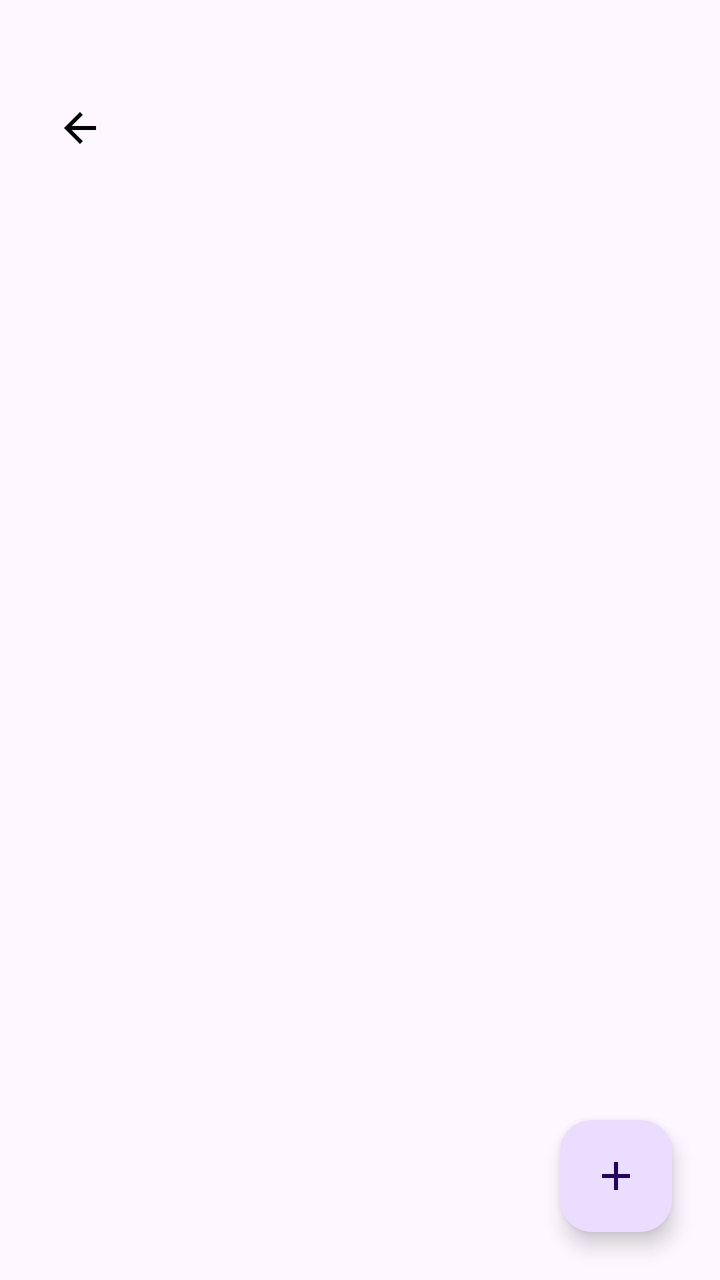
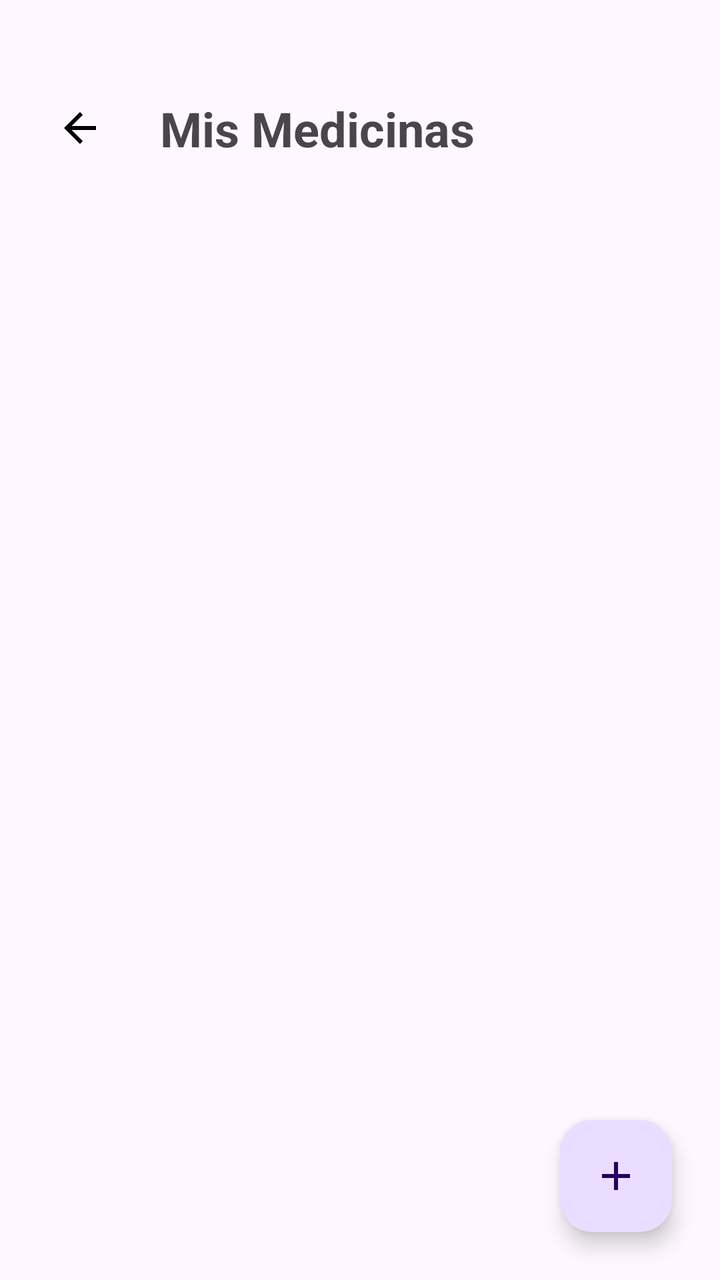

An Android layout rendered at two revisions. The XML below is the earlier revision; the diff shows what the commit changed to produce the second picture.
<!-- AndroidManifest.xml: application theme Theme.PracticaFinal -->
<!-- res/layout/activity_main.xml -->
<?xml version="1.0" encoding="utf-8"?>
<androidx.constraintlayout.widget.ConstraintLayout xmlns:android="http://schemas.android.com/apk/res/android"
    xmlns:app="http://schemas.android.com/apk/res-auto"
    xmlns:tools="http://schemas.android.com/tools"
    android:layout_width="match_parent"
    android:layout_height="match_parent"
    android:background="?attr/colorSurface"
    tools:context=".MainActivity">

    <ImageButton
        android:id="@+id/btnBack"
        android:layout_width="48dp"
        android:layout_height="48dp"
        android:layout_marginStart="16dp"
        android:layout_marginTop="40dp"
        android:background="?attr/selectableItemBackgroundBorderless"
        android:contentDescription="Volver"
        android:src="@drawable/ic_arrow_back"
        app:layout_constraintStart_toStartOf="parent"
        app:layout_constraintTop_toTopOf="parent"
        app:tint="#000000" />

    <androidx.recyclerview.widget.RecyclerView
        android:id="@+id/rvMedicinas"
        android:layout_width="match_parent"
        android:layout_height="0dp"
        android:layout_marginTop="16dp"
        android:clipToPadding="false"
        android:paddingTop="16dp"
        android:paddingBottom="100dp"
        app:layout_constraintBottom_toBottomOf="parent"
        app:layout_constraintTop_toBottomOf="@id/btnBack" />

    <com.google.android.material.floatingactionbutton.FloatingActionButton
        android:id="@+id/fabAgregar"
        android:layout_width="wrap_content"
        android:layout_height="wrap_content"
        android:layout_margin="24dp"
        android:contentDescription="Añadir medicina"
        android:src="@drawable/ic_add"
        app:backgroundTint="?attr/colorPrimaryContainer"
        app:tint="?attr/colorOnPrimaryContainer"
        app:layout_constraintBottom_toBottomOf="parent"
        app:layout_constraintEnd_toEndOf="parent" />

    <com.google.android.material.card.MaterialCardView
        android:id="@+id/bottomActionPanel"
        style="@style/Widget.Material3.CardView.Filled"
        android:layout_width="match_parent"
        android:layout_height="wrap_content"
        android:visibility="gone"
        app:cardElevation="16dp"
        app:cardCornerRadius="0dp"
        app:layout_constraintBottom_toBottomOf="parent">

        <LinearLayout
            android:layout_width="match_parent"
            android:layout_height="wrap_content"
            android:gravity="center"
            android:orientation="horizontal"
            android:paddingVertical="12dp">

            <com.google.android.material.button.MaterialButton
                android:id="@+id/btnEditar"
                style="@style/Widget.Material3.Button.TonalButton"
                android:layout_width="wrap_content"
                android:layout_height="wrap_content"
                android:layout_marginEnd="16dp"
                android:text="Editar"
                app:icon="@android:drawable/ic_menu_edit" />

            <com.google.android.material.button.MaterialButton
                android:id="@+id/btnBorrar"
                style="@style/Widget.Material3.Button"
                android:layout_width="wrap_content"
                android:layout_height="wrap_content"
                android:layout_marginStart="16dp"
                android:text="Borrar"
                app:backgroundTint="?attr/colorError"
                app:icon="@android:drawable/ic_menu_delete" />

        </LinearLayout>
    </com.google.android.material.card.MaterialCardView>

</androidx.constraintlayout.widget.ConstraintLayout>
<!-- resources referenced by this layout -->
<resources>
  <!-- drawable ic_add (drawable) -->
  <vector xmlns:android="http://schemas.android.com/apk/res/android"
      android:width="24dp"
      android:height="24dp"
      android:viewportWidth="24"
      android:viewportHeight="24"
      android:tint="#FFFFFF">
    <path
        android:fillColor="@android:color/white"
        android:pathData="M19,13h-6v6h-2v-6H5v-2h6V5h2v6h6v2z"/>
  </vector>
  <!-- drawable ic_arrow_back (drawable) -->
  <vector xmlns:android="http://schemas.android.com/apk/res/android"
      android:width="24dp"
      android:height="24dp"
      android:viewportWidth="24"
      android:viewportHeight="24"
      android:tint="#000000">
    <path
        android:fillColor="@android:color/black"
        android:pathData="M20,11H7.83l5.59,-5.59L12,4l-8,8l8,8l1.41,-1.41L7.83,13H20v-2z"/>
  </vector>
  <style name="Theme.PracticaFinal" parent="Base.Theme.PracticaFinal" />
  <style name="Base.Theme.PracticaFinal" parent="Theme.Material3.DayNight">
          
          
      </style>
</resources>

<!-- the commit's change to res/layout/activity_main.xml (unified diff, before → after) -->
@@ -14,11 +14,23 @@
         android:layout_marginStart="16dp"
         android:layout_marginTop="40dp"
         android:background="?attr/selectableItemBackgroundBorderless"
-        android:contentDescription="Volver"
+        android:contentDescription="@string/back_button_description"
         android:src="@drawable/ic_arrow_back"
         app:layout_constraintStart_toStartOf="parent"
         app:layout_constraintTop_toTopOf="parent"
         app:tint="#000000" />
+
+    <TextView
+        android:id="@+id/tvTituloLista"
+        android:layout_width="wrap_content"
+        android:layout_height="wrap_content"
+        android:text="@string/main_title"
+        android:textSize="24sp"
+        android:textStyle="bold"
+        app:layout_constraintStart_toEndOf="@id/btnBack"
+        app:layout_constraintTop_toTopOf="@id/btnBack"
+        app:layout_constraintBottom_toBottomOf="@id/btnBack"
+        android:layout_marginStart="16dp"/>
 
     <androidx.recyclerview.widget.RecyclerView
         android:id="@+id/rvMedicinas"
@@ -36,7 +48,7 @@
         android:layout_width="wrap_content"
         android:layout_height="wrap_content"
         android:layout_margin="24dp"
-        android:contentDescription="Añadir medicina"
+        android:contentDescription="@string/main_fab_description"
         android:src="@drawable/ic_add"
         app:backgroundTint="?attr/colorPrimaryContainer"
         app:tint="?attr/colorOnPrimaryContainer"
@@ -66,7 +78,7 @@
                 android:layout_width="wrap_content"
                 android:layout_height="wrap_content"
                 android:layout_marginEnd="16dp"
-                android:text="Editar"
+                android:text="@string/main_edit_button"
                 app:icon="@android:drawable/ic_menu_edit" />
 
             <com.google.android.material.button.MaterialButton
@@ -75,7 +87,7 @@
                 android:layout_width="wrap_content"
                 android:layout_height="wrap_content"
                 android:layout_marginStart="16dp"
-                android:text="Borrar"
+                android:text="@string/main_delete_button"
                 app:backgroundTint="?attr/colorError"
                 app:icon="@android:drawable/ic_menu_delete" />
 
<!-- resource entries referenced after the edit -->
@@ -22,6 +22,11 @@
         android:fillColor="@android:color/black"
         android:pathData="M20,11H7.83l5.59,-5.59L12,4l-8,8l8,8l1.41,-1.41L7.83,13H20v-2z"/>
   </vector>
+  <string name="back_button_description">Volver</string>
+  <string name="main_delete_button">Borrar</string>
+  <string name="main_edit_button">Editar</string>
+  <string name="main_fab_description">Añadir medicina</string>
+  <string name="main_title">Mis Medicinas</string>
   <style name="Theme.PracticaFinal" parent="Base.Theme.PracticaFinal" />
   <style name="Base.Theme.PracticaFinal" parent="Theme.Material3.DayNight">
           
